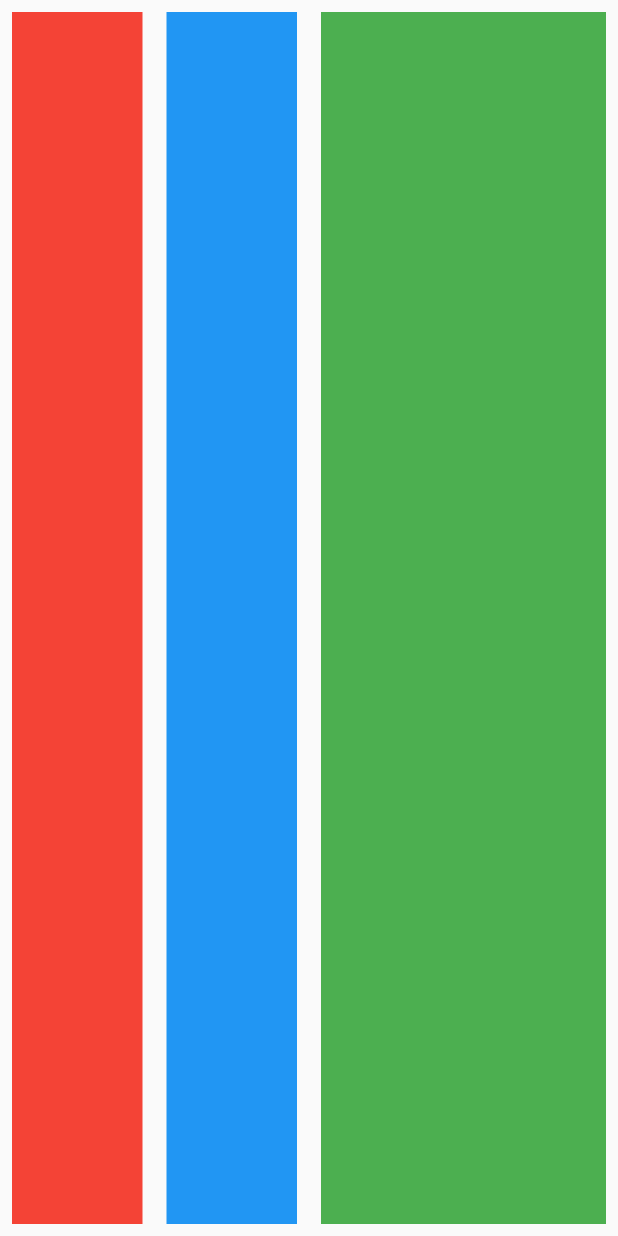
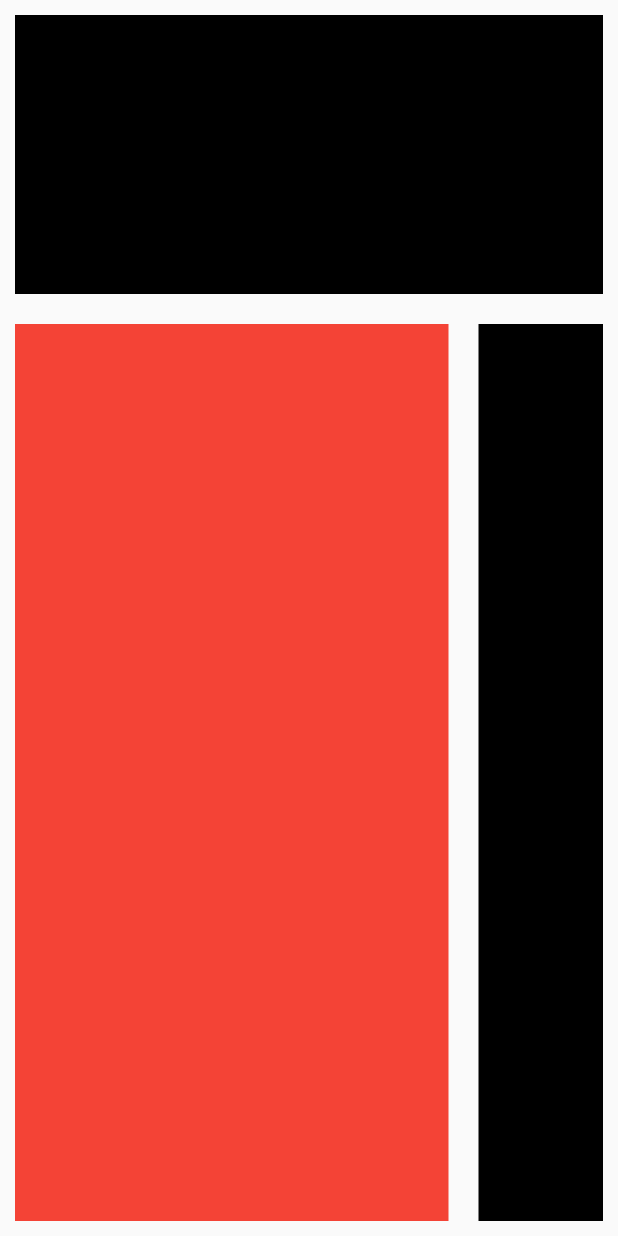
Before and after one commit to Asadbek-IP/expenses, a Flutter app: the screen it shows after launch, on a phone screen of 412 x 824 dp. Run offline on Flutter 3.47's test engine with Material 2 defaults, Android fonts, the phone set to English and light mode, and no system bars.

Commit message:
expanded

```diff
--- a/lib/columnexcample.dart
+++ b/lib/columnexcample.dart
@@ -6,32 +6,42 @@ class ColumnExcample extends StatelessWidget {
   @override
   Widget build(BuildContext context) {
     return MaterialApp(
+      debugShowCheckedModeBanner: false,
       home: Scaffold(
-        body: Row(
+        body: SafeArea(
+            child: Column(
           children: [
             Expanded(
+              flex: 1,
               child: Container(
-              margin: EdgeInsets.all(8),
-             height: double.infinity,
+                margin: EdgeInsets.all(10),
+                width: double.infinity,
+                color: Colors.black,
+              ),
+            ),
+            Expanded(
+              flex: 3,
+              child: Row(
+                children: [
+                  Expanded(
+                    flex: 3,
+                    child: Container(
+                      margin: EdgeInsets.all(10),
                       color: Colors.red,
                     ),
                   ),
                   Expanded(
+                    flex: 1,
                     child: Container(
-              margin: EdgeInsets.all(8),
-             height: double.infinity,
-              color: Colors.blue,
+                      margin: EdgeInsets.all(10),
+                      color: Colors.black,
                     ),
                   ),
-          Expanded(
-            flex: 2,
-            child: Container(
-              margin: EdgeInsets.all(8),
-             height: double.infinity,
-              color: Colors.green,
+                ],
               ),
-          ),
-        ],),
+            )
+          ],
+        )),
       ),
     );
   }
```
Lines whose indentation alone changed are shown as unchanged.
